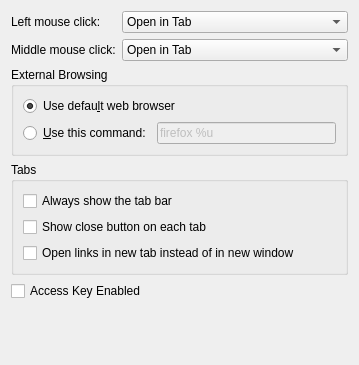
Old version of the form akregator/configuration/ui/settings_browser.ui in the repository KDE/kdepim.
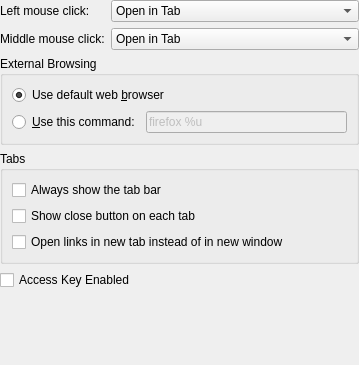
New version of the form. Custom widgets are drawn as their Qt base class.

Commit message: Remove duplicate margin

What changed in the file:
```diff
--- a/akregator/configuration/ui/settings_browser.ui
+++ b/akregator/configuration/ui/settings_browser.ui
@@ -12,6 +12,18 @@
    </rect>
   </property>
   <layout class="QVBoxLayout" name="verticalLayout" stretch="0,0,0,0,1">
+   <property name="leftMargin">
+    <number>0</number>
+   </property>
+   <property name="topMargin">
+    <number>0</number>
+   </property>
+   <property name="rightMargin">
+    <number>0</number>
+   </property>
+   <property name="bottomMargin">
+    <number>0</number>
+   </property>
    <item>
     <layout class="QFormLayout" name="formLayout">
      <item row="0" column="0">
@@ -94,7 +106,7 @@
       <item row="0" column="0" colspan="2">
        <widget class="QRadioButton" name="kcfg_ExternalBrowserUseKdeDefault">
         <property name="text">
-         <string>Use defau&amp;lt web browser</string>
+         <string>Use default web &amp;browser</string>
         </property>
         <property name="checked">
          <bool>true</bool>
```
The commit also changes 6 other files.
